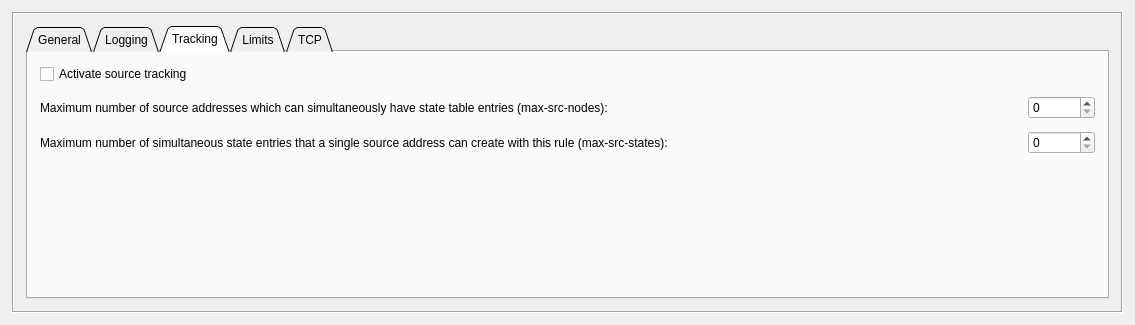
Old version of the form src/gui/ruleoptionsdialog_q.ui in the repository fwbuilder/fwbuilder.
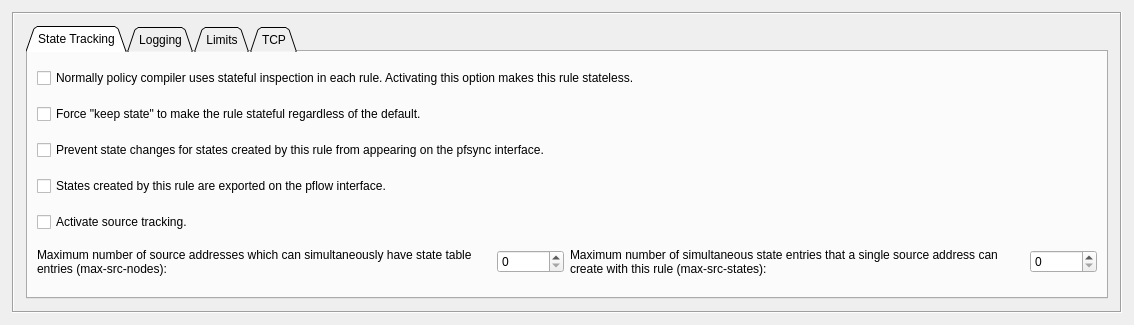
New version of the form. The open tabs and pages were chosen to show the change.

Commit message: * PolicyCompiler_pf_writers.cpp (PrintRule::processNext): Added support for pf state tracking options "no-sync" and "pflow". Set version to "4.5" or "4.6" in the firewall object to be able to use these new options.

```diff
--- a/src/gui/ruleoptionsdialog_q.ui
+++ b/src/gui/ruleoptionsdialog_q.ui
@@ -5,7 +5,7 @@
    <rect>
     <x>0</x>
     <y>0</y>
-    <width>1135</width>
+    <width>1134</width>
     <height>325</height>
    </rect>
   </property>
@@ -40,7 +40,7 @@
       <number>0</number>
      </property>
      <property name="currentIndex" >
-      <number>0</number>
+      <number>2</number>
      </property>
      <widget class="QWidget" name="ipt" >
       <layout class="QGridLayout" >
@@ -62,7 +62,7 @@
           <enum>QTabWidget::Triangular</enum>
          </property>
          <property name="currentIndex" >
-          <number>4</number>
+          <number>0</number>
          </property>
          <widget class="QWidget" name="tab1" >
           <attribute name="title" >
@@ -1222,200 +1222,62 @@
          <property name="currentIndex" >
           <number>0</number>
          </property>
-         <widget class="QWidget" name="tab10" >
+         <widget class="QWidget" name="tab12" >
           <attribute name="title" >
-           <string>General</string>
+           <string>State Tracking</string>
           </attribute>
           <layout class="QGridLayout" name="gridLayout_2" >
-           <item row="0" column="0" >
-            <widget class="QLabel" name="textLabel7_2_2" >
-             <property name="minimumSize" >
-              <size>
-               <width>400</width>
-               <height>0</height>
-              </size>
-             </property>
-             <property name="text" >
-              <string>Normally policy compiler uses stateful inspection in each rule. Activating next option makes this rule stateless.</string>
-             </property>
-             <property name="alignment" >
-              <set>Qt::AlignVCenter</set>
-             </property>
-             <property name="wordWrap" >
-              <bool>true</bool>
-             </property>
-            </widget>
-           </item>
-           <item row="1" column="0" >
+           <property name="topMargin" >
+            <number>6</number>
+           </property>
+           <property name="bottomMargin" >
+            <number>6</number>
+           </property>
+           <item row="0" column="0" colspan="4" >
             <widget class="QCheckBox" name="pf_stateless" >
              <property name="text" >
-              <string>Stateless rule</string>
+              <string>Normally policy compiler uses stateful inspection in each rule. Activating this option makes this rule stateless.</string>
              </property>
             </widget>
            </item>
-           <item row="2" column="0" >
-            <widget class="QLabel" name="textLabel7_2_3" >
-             <property name="minimumSize" >
-              <size>
-               <width>400</width>
-               <height>0</height>
-              </size>
-             </property>
-             <property name="text" >
-              <string>The following option forces "keep state" to make the rule stateful regardless of the defaul</string>
-             </property>
-             <property name="alignment" >
-              <set>Qt::AlignVCenter</set>
-             </property>
-             <property name="wordWrap" >
-              <bool>true</bool>
-             </property>
-            </widget>
-           </item>
-           <item row="3" column="0" >
+           <item row="1" column="0" colspan="4" >
             <widget class="QCheckBox" name="pf_keep_state" >
              <property name="text" >
-              <string>Add 'keep state' </string>
+              <string>Force "keep state" to make the rule stateful regardless of the default.</string>
              </property>
             </widget>
            </item>
-           <item row="4" column="0" >
-            <spacer name="verticalSpacer" >
-             <property name="orientation" >
-              <enum>Qt::Vertical</enum>
+           <item row="2" column="0" colspan="4" >
+            <widget class="QCheckBox" name="pf_no_sync" >
+             <property name="toolTip" >
+              <string>Available in OpenBSD 4.5 and later</string>
              </property>
-             <property name="sizeHint" stdset="0" >
-              <size>
-               <width>20</width>
-               <height>70</height>
-              </size>
-             </property>
-            </spacer>
-           </item>
-          </layout>
-         </widget>
-         <widget class="QWidget" name="tab11" >
-          <attribute name="title" >
-           <string>Logging</string>
-          </attribute>
-          <layout class="QGridLayout" >
-           <property name="margin" >
-            <number>12</number>
-           </property>
-           <property name="spacing" >
-            <number>12</number>
-           </property>
-           <item row="0" column="1" >
-            <widget class="QLineEdit" name="pf_logPrefix" />
-           </item>
-           <item row="0" column="0" >
-            <widget class="QLabel" name="logPrefixLbl_2" >
              <property name="text" >
-              <string>Log prefix:</string>
+              <string>Prevent state changes for states created by this rule from appearing on the pfsync interface.</string>
              </property>
-             <property name="wordWrap" >
-              <bool>false</bool>
-             </property>
             </widget>
            </item>
-           <item row="0" column="2" >
-            <spacer>
-             <property name="orientation" >
-              <enum>Qt::Horizontal</enum>
+           <item row="3" column="0" colspan="4" >
+            <widget class="QCheckBox" name="pf_pflow" >
+             <property name="toolTip" >
+              <string>Available in OpenBSD 4.5 and later</string>
              </property>
-             <property name="sizeType" >
-              <enum>QSizePolicy::Expanding</enum>
+             <property name="text" >
+              <string>States created by this rule are exported on the pflow interface.</string>
              </property>
-             <property name="sizeHint" stdset="0" >
-              <size>
-               <width>301</width>
-               <height>20</height>
-              </size>
-             </property>
-            </spacer>
+            </widget>
            </item>
-           <item row="1" column="1" >
-            <spacer>
-             <property name="orientation" >
-              <enum>Qt::Vertical</enum>
-             </property>
-             <property name="sizeType" >
-              <enum>QSizePolicy::Expanding</enum>
-             </property>
-             <property name="sizeHint" stdset="0" >
-              <size>
-               <width>20</width>
-               <height>51</height>
-              </size>
-             </property>
-            </spacer>
-           </item>
-          </layout>
-         </widget>
-         <widget class="QWidget" name="tab12" >
-          <attribute name="title" >
-           <string>Tracking</string>
-          </attribute>
-          <layout class="QGridLayout" >
-           <property name="margin" >
-            <number>12</number>
-           </property>
-           <property name="spacing" >
-            <number>12</number>
-           </property>
-           <item row="0" column="0" >
+           <item row="4" column="0" colspan="4" >
             <widget class="QCheckBox" name="pf_source_tracking" >
              <property name="toolTip" >
               <string>When this option is checked, the number of states per source IP is tracked </string>
              </property>
              <property name="text" >
-              <string>Activate source tracking</string>
+              <string>Activate source tracking.</string>
              </property>
             </widget>
            </item>
-           <item row="0" column="1" colspan="2" >
-            <spacer>
-             <property name="orientation" >
-              <enum>Qt::Horizontal</enum>
-             </property>
-             <property name="sizeType" >
-              <enum>QSizePolicy::Expanding</enum>
-             </property>
-             <property name="sizeHint" stdset="0" >
-              <size>
-               <width>20</width>
-               <height>20</height>
-              </size>
-             </property>
-            </spacer>
-           </item>
-           <item row="1" column="2" >
-            <widget class="QSpinBox" name="pf_max_src_nodes" >
-             <property name="sizePolicy" >
-              <sizepolicy vsizetype="Fixed" hsizetype="Fixed" >
-               <horstretch>0</horstretch>
-               <verstretch>0</verstretch>
-              </sizepolicy>
-             </property>
-             <property name="maximum" >
-              <number>1000000</number>
-             </property>
-            </widget>
-           </item>
-           <item row="2" column="2" >
-            <widget class="QSpinBox" name="pf_max_src_states" >
-             <property name="sizePolicy" >
-              <sizepolicy vsizetype="Fixed" hsizetype="Fixed" >
-               <horstretch>0</horstretch>
-               <verstretch>0</verstretch>
-              </sizepolicy>
-             </property>
-             <property name="maximum" >
-              <number>1000000</number>
-             </property>
-            </widget>
-           </item>
-           <item row="1" column="0" colspan="2" >
+           <item row="5" column="0" >
             <widget class="QLabel" name="textLabel1_3" >
              <property name="sizePolicy" >
               <sizepolicy vsizetype="Preferred" hsizetype="Preferred" >
@@ -1436,11 +1298,24 @@
               <set>Qt::AlignVCenter</set>
              </property>
              <property name="wordWrap" >
-              <bool>false</bool>
+              <bool>true</bool>
              </property>
             </widget>
            </item>
-           <item row="2" column="0" colspan="2" >
+           <item row="5" column="1" >
+            <widget class="QSpinBox" name="pf_max_src_nodes" >
+             <property name="sizePolicy" >
+              <sizepolicy vsizetype="Fixed" hsizetype="Fixed" >
+               <horstretch>0</horstretch>
+               <verstretch>0</verstretch>
+              </sizepolicy>
+             </property>
+             <property name="maximum" >
+              <number>1000000</number>
+             </property>
+            </widget>
+           </item>
+           <item row="5" column="2" >
             <widget class="QLabel" name="textLabel2_4" >
              <property name="sizePolicy" >
               <sizepolicy vsizetype="Preferred" hsizetype="Preferred" >
@@ -1461,27 +1336,66 @@
               <set>Qt::AlignVCenter</set>
              </property>
              <property name="wordWrap" >
+              <bool>true</bool>
+             </property>
+            </widget>
+           </item>
+           <item row="5" column="3" >
+            <widget class="QSpinBox" name="pf_max_src_states" >
+             <property name="sizePolicy" >
+              <sizepolicy vsizetype="Fixed" hsizetype="Fixed" >
+               <horstretch>0</horstretch>
+               <verstretch>0</verstretch>
+              </sizepolicy>
+             </property>
+             <property name="maximum" >
+              <number>1000000</number>
+             </property>
+            </widget>
+           </item>
+          </layout>
+         </widget>
+         <widget class="QWidget" name="tab11" >
+          <attribute name="title" >
+           <string>Logging</string>
+          </attribute>
+          <layout class="QGridLayout" >
+           <property name="margin" >
+            <number>12</number>
+           </property>
+           <property name="spacing" >
+            <number>12</number>
+           </property>
+           <item row="0" column="1" >
+            <widget class="QLineEdit" name="pf_logPrefix" />
+           </item>
+           <item row="0" column="0" >
+            <widget class="QLabel" name="logPrefixLbl_2" >
+             <property name="text" >
+              <string>Log prefix:</string>
+             </property>
+             <property name="wordWrap" >
               <bool>false</bool>
              </property>
             </widget>
            </item>
-           <item row="4" column="0" >
+           <item row="0" column="2" >
             <spacer>
              <property name="orientation" >
-              <enum>Qt::Vertical</enum>
+              <enum>Qt::Horizontal</enum>
              </property>
              <property name="sizeType" >
               <enum>QSizePolicy::Expanding</enum>
              </property>
              <property name="sizeHint" stdset="0" >
               <size>
-               <width>20</width>
+               <width>301</width>
                <height>20</height>
               </size>
              </property>
             </spacer>
            </item>
-           <item row="3" column="1" >
+           <item row="1" column="1" >
             <spacer>
              <property name="orientation" >
               <enum>Qt::Vertical</enum>
@@ -1492,7 +1406,7 @@
              <property name="sizeHint" stdset="0" >
               <size>
                <width>20</width>
-               <height>40</height>
+               <height>51</height>
               </size>
              </property>
             </spacer>
```
Left out of the diff: 98 changed lines with no effect on the pictures. The commit also changes 8 other files.
